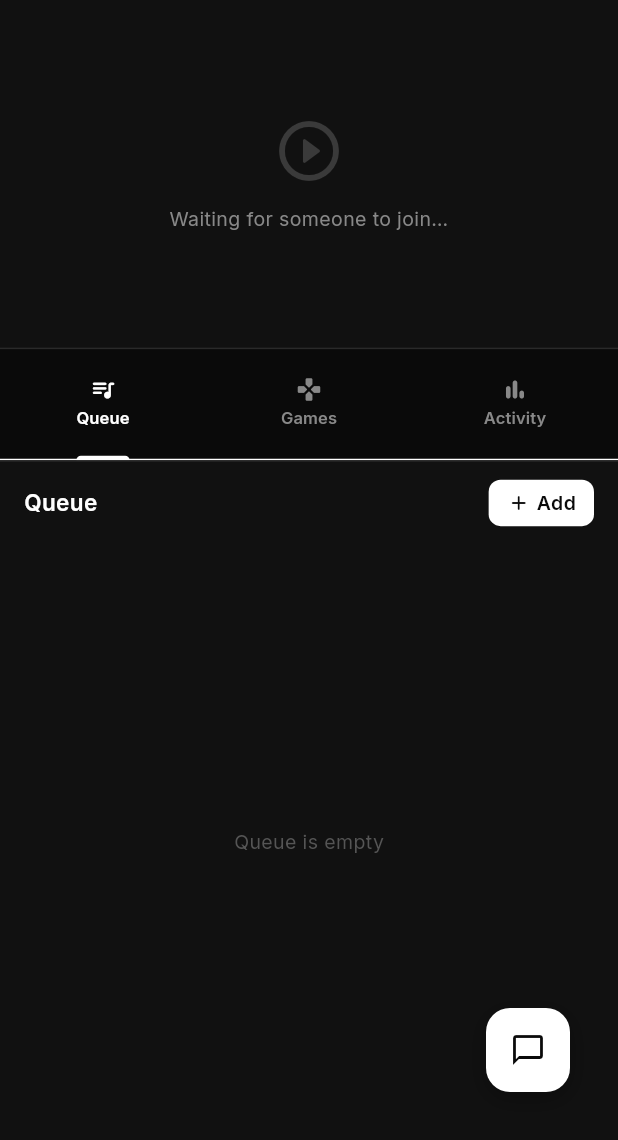
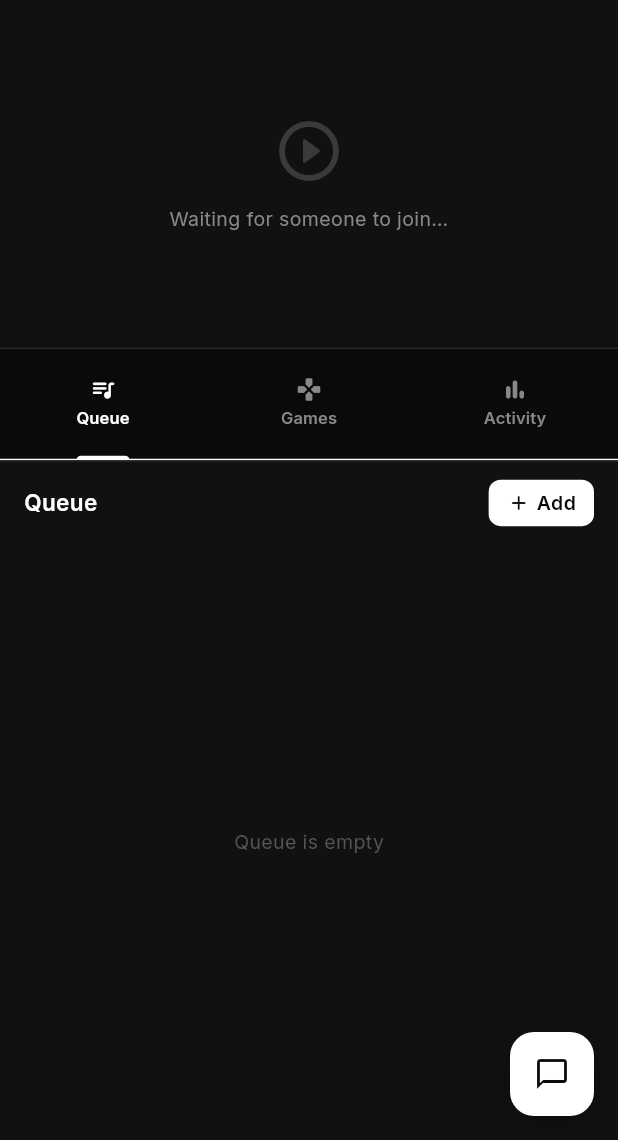
Before and after one commit to ArsalanKaleem/simul-watch-together-app, a Flutter app: the RoomScreen screen opened directly with empty values, on a phone screen of 412 x 824 dp, the part 96-1236 px from its top. Run offline on Flutter 3.47's test engine with Material 3 defaults, Android fonts, the phone set to English and light mode, and no system bars; our stand-ins replace cloud_firestore, firebase_auth, firebase_core, flutter_secure_storage, google_fonts, webview_flutter; missing offline and left inert: livekit_client, webview_windows; accounts and stored records are empty.

Commit message:
fixed crash

```diff
--- a/lib/screens/about_screen.dart
+++ b/lib/screens/about_screen.dart
@@ -15,7 +15,7 @@ class AboutScreen extends StatelessWidget {
   static const String _name    = 'Arsalan Kaleem';
   static const String _field   = 'Computer Science';
   static const String _school  = 'The Shaikh Ayaz University';
-  static const String _photo   = 'lib/assets/portfo-img.jpg';
+  static const String _photo   = 'lib/assets/me.png';
   static const String _bio =
       'A short bio about yourself goes here. Tell people who you are, what '
       'you do, and what drives you.';
--- a/lib/widgets/chat/floating_chat.dart
+++ b/lib/widgets/chat/floating_chat.dart
@@ -93,40 +93,32 @@ class _FloatingChatState extends State<FloatingChat>
     final panelWidth = (screen.width - 32).clamp(240.0, 320.0);
     final panelHeight = (screen.height - 180 - keyboard).clamp(280.0, 440.0);
 
-    return Stack(
-      children: [
-        // Chat panel
-        if (_open)
-          Positioned(
-            bottom: 80 + keyboard,
-            right: 16,
-            child: ScaleTransition(
-              scale: _scale,
-              alignment: Alignment.bottomRight,
-              child: _ChatPanel(
-                roomId: widget.roomId,
-                userName: widget.userName,
-                scrollCtrl: _scrollCtrl,
-                msgCtrl: _msgCtrl,
-                replyTo: _replyTo,
-                onSend: _sendMessage,
-                onTyping: _onTyping,
-                onClearReply: () => setState(() => _replyTo = null),
-                onReply: (msg) => setState(() => _replyTo = msg),
-                width: panelWidth,
-                height: panelHeight,
-                onNewMessage: (count) {
-                  if (!_open) setState(() => _unread += count - _lastSeenCount);
-                  _lastSeenCount = count;
-                },
-              ),
-            ),
-          ),
-
-        // FAB
-        Positioned(
-          bottom: 16, right: 16,
-          child: GestureDetector(
+    // IMPORTANT: this whole widget is passed to Scaffold as
+    // `floatingActionButton`. Scaffold measures the FAB's own layout size to
+    // position both the FAB itself and any floating SnackBar. A raw `Stack`
+    // with only `Positioned` children (as this used to be) has an ambiguous,
+    // sometimes very large reported size once the chat panel's Positioned
+    // child is in the mix — which corrupts Scaffold's SnackBar geometry math
+    // and throws "A floating SnackBar presented off screen", cascading into
+    // render/hit-test assertions that can make the whole page stop
+    // responding to clicks.
+    //
+    // Fix: pin the FAB's reported layout size to the actual 56×56 button via
+    // SizedBox, and let the chat panel render OUTSIDE that box purely via
+    // paint (clipBehavior: Clip.none) — it stays fully visible and
+    // interactive, but no longer affects what Scaffold thinks the FAB's size
+    // is.
+    return SizedBox(
+      width: 56,
+      height: 56,
+      child: Stack(
+        clipBehavior: Clip.none,
+        children: [
+          // FAB — fills the SizedBox exactly (this box IS the button's size,
+          // already placed at the screen's bottom-right by Scaffold's
+          // `floatingActionButtonLocation: endFloat`), so no Positioned offset
+          // needed here anymore.
+          GestureDetector(
             onTap: _toggleChat,
             child: Container(
               width: 56, height: 56,
@@ -160,8 +152,40 @@ class _FloatingChatState extends State<FloatingChat>
               ),
             ),
           ),
-        ),
-      ],
+
+          // Chat panel — anchored to the same box's top-right corner (right: 0
+          // matches the button's right edge; bottom: 64 clears the 56px button
+          // plus an 8px gap). clipBehavior: Clip.none on the Stack above lets
+          // this paint outside the tiny 56×56 box without being clipped, and
+          // without changing what Scaffold thinks the FAB's size is.
+          if (_open)
+            Positioned(
+              bottom: 64 + keyboard,
+              right: 0,
+              child: ScaleTransition(
+                scale: _scale,
+                alignment: Alignment.bottomRight,
+                child: _ChatPanel(
+                  roomId: widget.roomId,
+                  userName: widget.userName,
+                  scrollCtrl: _scrollCtrl,
+                  msgCtrl: _msgCtrl,
+                  replyTo: _replyTo,
+                  onSend: _sendMessage,
+                  onTyping: _onTyping,
+                  onClearReply: () => setState(() => _replyTo = null),
+                  onReply: (msg) => setState(() => _replyTo = msg),
+                  width: panelWidth,
+                  height: panelHeight,
+                  onNewMessage: (count) {
+                    if (!_open) setState(() => _unread += count - _lastSeenCount);
+                    _lastSeenCount = count;
+                  },
+                ),
+              ),
+            ),
+        ],
+      ),
     );
   }
 }
```
Also changed, not shown: lib/services/livekit_service.dart (+24 -6 lines).
